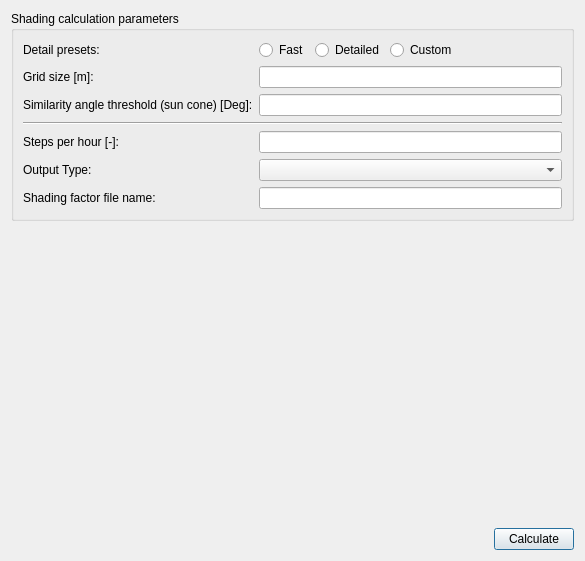
The window that SIM-VICUS/src/SVSimulationShadingOptions.ui (ghorwin/SIM-VICUS) describes before a commit, drawn with Qt 5.
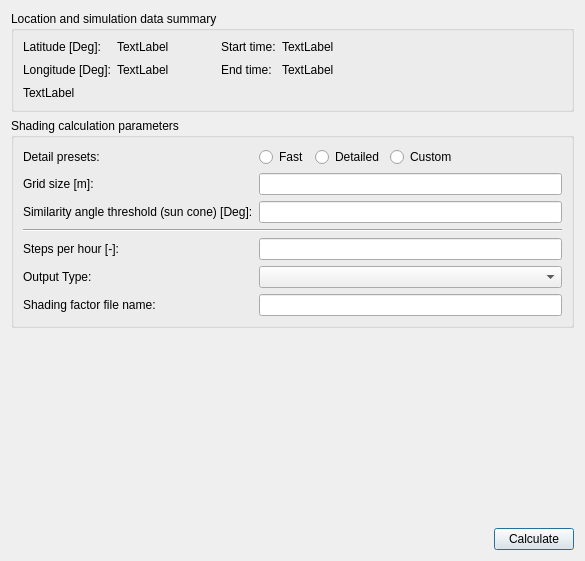
The same window after the commit. Custom widgets are drawn as their Qt base class.

Commit message: Code review Shading calculation.

```diff
--- a/SIM-VICUS/src/SVSimulationShadingOptions.ui
+++ b/SIM-VICUS/src/SVSimulationShadingOptions.ui
@@ -14,6 +14,107 @@
    <string>Sunlight Factor Calculation</string>
   </property>
   <layout class="QVBoxLayout" name="verticalLayout">
+   <item>
+    <widget class="QGroupBox" name="groupBox_2">
+     <property name="title">
+      <string>Location and simulation data summary</string>
+     </property>
+     <layout class="QGridLayout" name="gridLayout_2">
+      <item row="0" column="0">
+       <widget class="QLabel" name="label_5">
+        <property name="text">
+         <string>Latitude [Deg]:</string>
+        </property>
+       </widget>
+      </item>
+      <item row="1" column="0">
+       <widget class="QLabel" name="label_6">
+        <property name="text">
+         <string>Longitude [Deg]:</string>
+        </property>
+       </widget>
+      </item>
+      <item row="1" column="3">
+       <widget class="QLabel" name="label_9">
+        <property name="text">
+         <string>End time:</string>
+        </property>
+       </widget>
+      </item>
+      <item row="0" column="4">
+       <widget class="QLabel" name="labelStartTime">
+        <property name="text">
+         <string>TextLabel</string>
+        </property>
+       </widget>
+      </item>
+      <item row="1" column="2">
+       <spacer name="horizontalSpacer_3">
+        <property name="orientation">
+         <enum>Qt::Horizontal</enum>
+        </property>
+        <property name="sizeType">
+         <enum>QSizePolicy::Fixed</enum>
+        </property>
+        <property name="sizeHint" stdset="0">
+         <size>
+          <width>40</width>
+          <height>20</height>
+         </size>
+        </property>
+       </spacer>
+      </item>
+      <item row="0" column="1">
+       <widget class="QLabel" name="labelLatitude">
+        <property name="text">
+         <string>TextLabel</string>
+        </property>
+       </widget>
+      </item>
+      <item row="1" column="1">
+       <widget class="QLabel" name="labelLongitude">
+        <property name="text">
+         <string>TextLabel</string>
+        </property>
+       </widget>
+      </item>
+      <item row="1" column="5">
+       <spacer name="horizontalSpacer_4">
+        <property name="orientation">
+         <enum>Qt::Horizontal</enum>
+        </property>
+        <property name="sizeHint" stdset="0">
+         <size>
+          <width>146</width>
+          <height>20</height>
+         </size>
+        </property>
+       </spacer>
+      </item>
+      <item row="1" column="4">
+       <widget class="QLabel" name="labelEndTime">
+        <property name="text">
+         <string>TextLabel</string>
+        </property>
+       </widget>
+      </item>
+      <item row="0" column="3">
+       <widget class="QLabel" name="label_8">
+        <property name="text">
+         <string>Start time:</string>
+        </property>
+       </widget>
+      </item>
+      <item row="2" column="0" colspan="6">
+       <widget class="QLabel" name="labelInputError">
+        <property name="text">
+         <string>TextLabel</string>
+        </property>
+       </widget>
+      </item>
+     </layout>
+    </widget>
+   </item>
    <item>
     <widget class="QGroupBox" name="groupBox">
      <property name="title">
```
Left out of the diff: 3 changed lines with no effect on the pictures. The commit also changes 10 other files.
